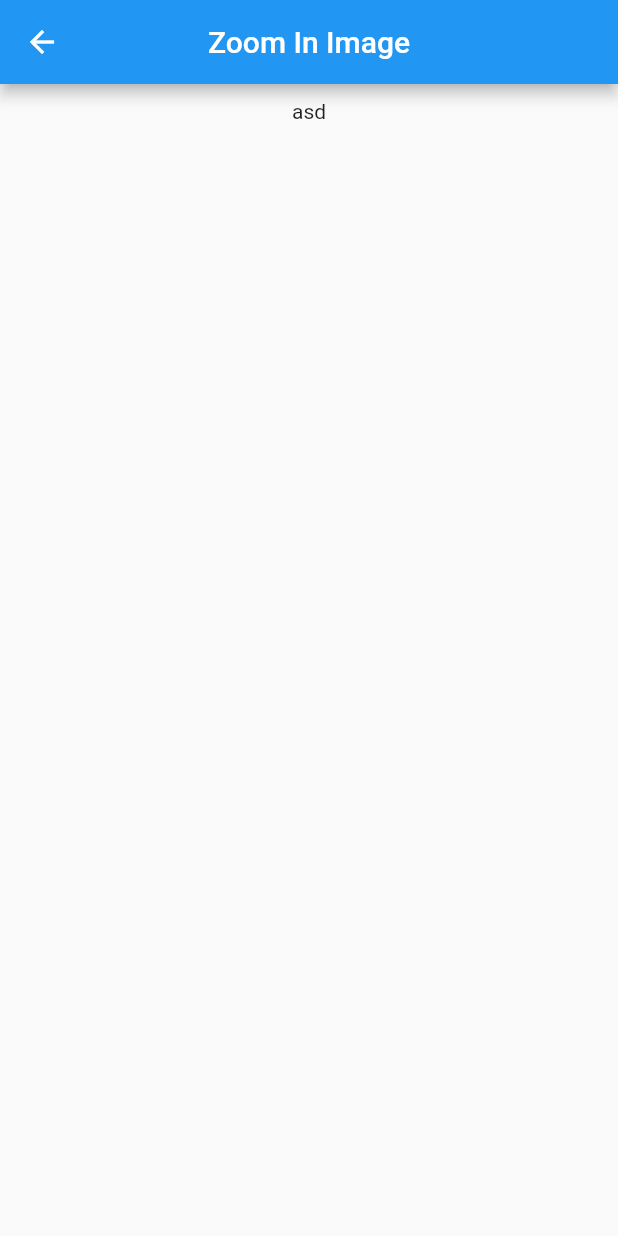
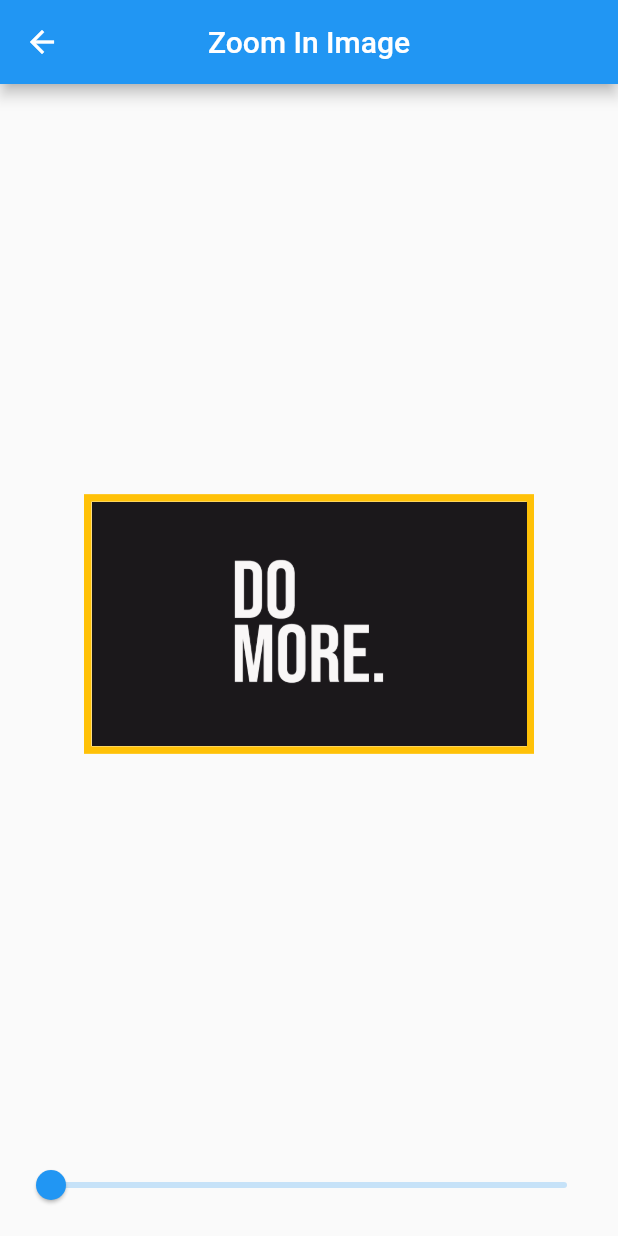
Before and after one commit to guidani/flutter-forms, a Flutter app: the ZoomImage screen opened by its route, on a phone screen of 412 x 824 dp. Run offline on Flutter 3.47's test engine with Material 2 defaults, Android fonts, the phone set to English and light mode, and no system bars.

Commit message:
criado página de zoom - ainda imcompleto

```diff
--- a/lib/pages/zoom/zoom_image_page.dart
+++ b/lib/pages/zoom/zoom_image_page.dart
@@ -1,13 +1,14 @@
 import 'package:flutter/material.dart';
 
 class ZoomImage extends StatefulWidget {
-  const ZoomImage({ Key? key }) : super(key: key);
+  const ZoomImage({Key? key}) : super(key: key);
 
   @override
   State<ZoomImage> createState() => _ZoomImageState();
 }
 
 class _ZoomImageState extends State<ZoomImage> {
+  double _currentSliderValue = 0;
   @override
   Widget build(BuildContext context) {
     return Scaffold(
@@ -16,12 +17,42 @@ class _ZoomImageState extends State<ZoomImage> {
         centerTitle: true,
       ),
       body: Padding(
-        padding: EdgeInsets.all(10.0),
+        padding: const EdgeInsets.all(10.0),
         child: Center(
-            child: Column(
-          children: [
-            Text('asd'),
-          ],
+            child: Expanded(
+          child: Column(
+            mainAxisAlignment: MainAxisAlignment.center,
+            crossAxisAlignment: CrossAxisAlignment.center,
+            children: [
+              Spacer(),
+              Container(
+                width: 300.0,
+                decoration: BoxDecoration(
+                  border: Border.all(
+                    style: BorderStyle.solid,
+                    color: Colors.amber,
+                    width: 5.0,
+                  ),
+                ),
+                child: Image.asset(
+                  'assets/images/imagem01.png',
+                  // scale: 2,
+                  // fit: BoxFit.cover,
+                ),
+              ),
+              Spacer(),
+              Slider(
+                  value: _currentSliderValue,
+                  max: 10,
+                  // divisions: 10,
+                  label: _currentSliderValue.round().toString(),
+                  onChanged: (double value) {
+                    setState(() {
+                      _currentSliderValue = value;
+                    });
+                  })
+            ],
+          ),
         )),
       ),
     );
--- a/pubspec.yaml
+++ b/pubspec.yaml
@@ -58,8 +58,8 @@ flutter:
   uses-material-design: true
 
   # To add assets to your application, add an assets section, like this:
-  # assets:
-  #   - images/a_dot_burr.jpeg
+  assets:
+    - assets/images/imagem01.png
   #   - images/a_dot_ham.jpeg
 
   # An image asset can refer to one or more resolution-specific "variants", see
```
Also changed, not shown: assets/images/imagem01.png (added).
